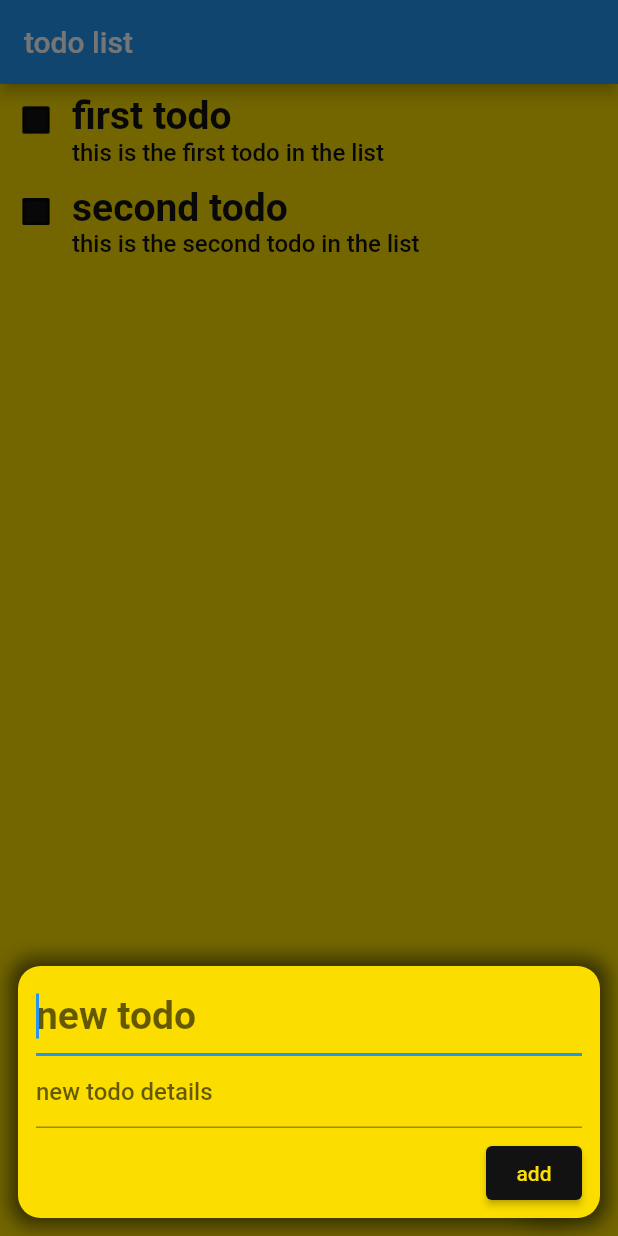
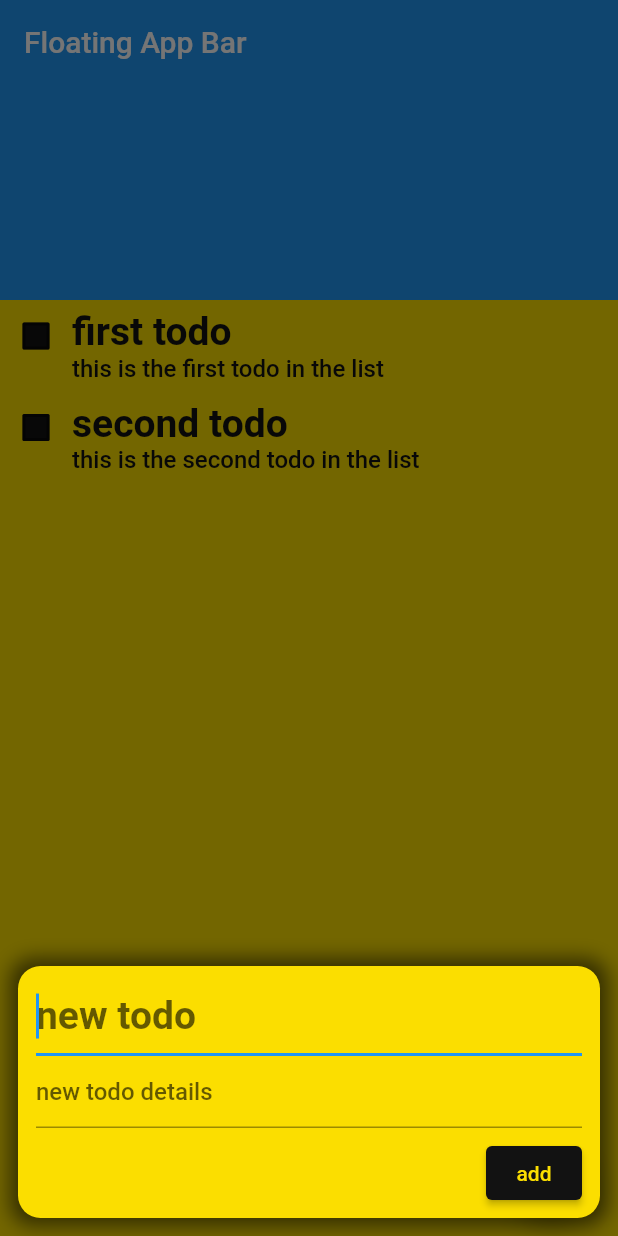
Before and after one commit to shahzeb97/nonametodolist, a Flutter app: the screen it shows after launch, after a tap on the "add" icon, on a phone screen of 412 x 824 dp. Run offline on Flutter 3.47's test engine with Material 2 defaults, Android fonts, the light colour scheme and no system bars.

Commit message:
Moved to sliver app bar

```diff
--- a/lib/main.dart
+++ b/lib/main.dart
@@ -57,6 +57,8 @@ class NoNameTodoApp extends StatelessWidget {
                 (states) => Color(0xffFBDE00)),
           ),
         ),
+
+        // Sliver App Bar theme
       ),
     );
   }
--- a/lib/screens/todo_screen.dart
+++ b/lib/screens/todo_screen.dart
@@ -17,37 +17,32 @@ class TodoScreen extends StatelessWidget {
   @override
   Widget build(BuildContext context) {
     return Scaffold(
-      appBar: AppBar(
-        title: Text('todo list'),
+      // Replace this with TodoList() to get original functionality back
+      body: CustomScrollView(
+        slivers: <Widget>[TodoAppBar(), TodoList()],
       ),
-      body: TodoList(),
       floatingActionButton: NewTodoFloatingActionButton(),
     );
   }
 }
 
-class NewTodoFloatingActionButton extends StatelessWidget {
-  const NewTodoFloatingActionButton({
+// APP BAR
+class TodoAppBar extends StatelessWidget {
+  const TodoAppBar({
     Key key,
   }) : super(key: key);
 
   @override
   Widget build(BuildContext context) {
-    return FloatingActionButton(
-      child: Icon(Icons.add),
-      onPressed: () {
-        showModalBottomSheet(
-          isScrollControlled: true,
-          context: context,
-          builder: (BuildContext context) {
-            return NewTodoModalForm();
-          },
-        );
-      },
+    return SliverAppBar(
+      title: Text('Floating App Bar'),
+      floating: true,
+      expandedHeight: 200,
     );
   }
 }
 
+// MAIN LIST
 class TodoList extends StatelessWidget {
   const TodoList({
     Key key,
@@ -56,9 +51,9 @@ class TodoList extends StatelessWidget {
   @override
   Widget build(BuildContext context) {
     return Consumer<TodoModel>(
-      builder: (context, todoList, child) => ListView.builder(
-        itemCount: todoList.todos.length,
-        itemBuilder: (BuildContext context, int index) {
+      builder: (context, todoList, child) => SliverList(
+        delegate: SliverChildBuilderDelegate(
+          (BuildContext context, int index) {
             return Container(
               child: Row(
                 crossAxisAlignment: CrossAxisAlignment.start,
@@ -102,7 +97,32 @@ class TodoList extends StatelessWidget {
               ),
             );
           },
+          childCount: todoList.todos.length,
+        ),
       ),
     );
   }
 }
+
+// FLOATING ACTION BUTTON
+class NewTodoFloatingActionButton extends StatelessWidget {
+  const NewTodoFloatingActionButton({
+    Key key,
+  }) : super(key: key);
+
+  @override
+  Widget build(BuildContext context) {
+    return FloatingActionButton(
+      child: Icon(Icons.add),
+      onPressed: () {
+        showModalBottomSheet(
+          isScrollControlled: true,
+          context: context,
+          builder: (BuildContext context) {
+            return NewTodoModalForm();
+          },
+        );
+      },
+    );
+  }
+}
```
Lines whose indentation alone changed are shown as unchanged.
